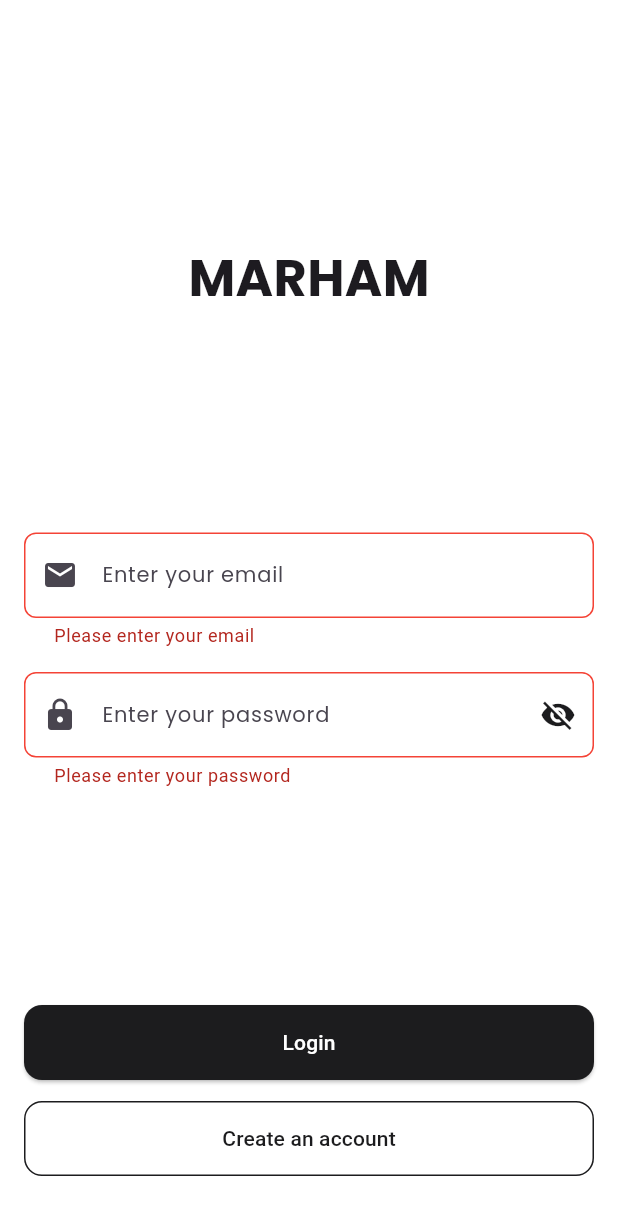
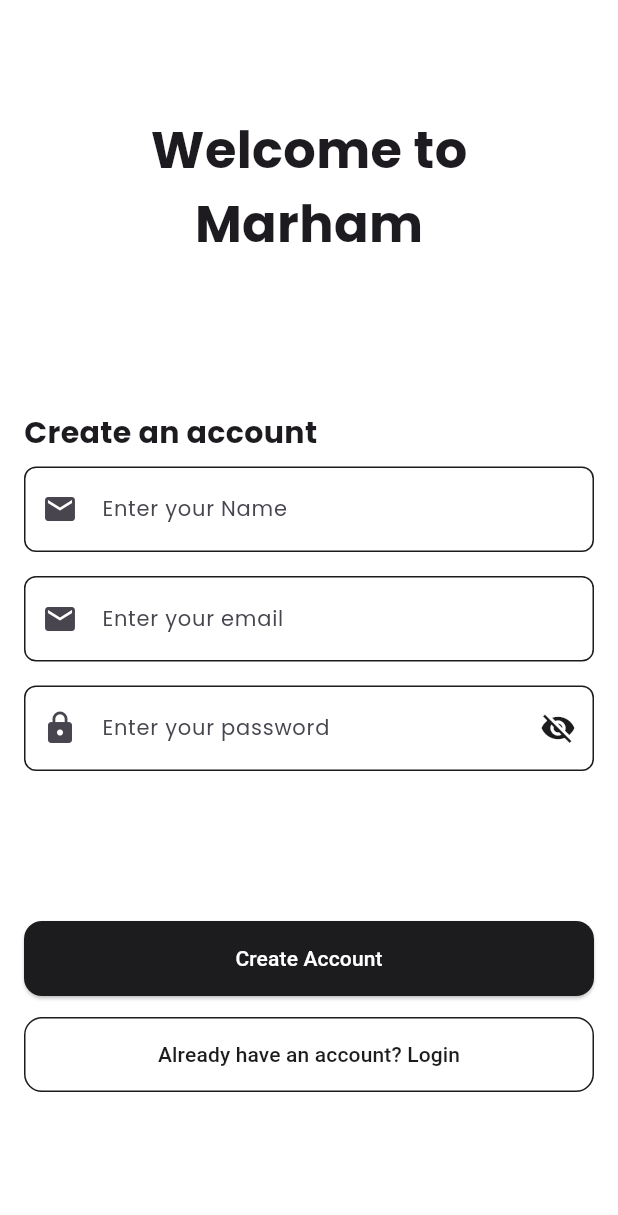
Before and after one commit to Faizan-Afzal2/marham_softec_frontend, a Flutter app: the screen it shows after launch, after a tap on "Login", after a tap on "Create an account", on a phone screen of 412 x 824 dp. Shown: the top 1215 px of the screen. Run offline on Flutter 3.47's test engine with Material 3 defaults, Android fonts, the phone set to English and light mode, and no system bars; our stand-ins replace go_router, google_fonts, shared_preferences; network calls fail.

Commit message:
AuthFlow: SignupScreen

```diff
--- a/lib/core/routing/router.dart
+++ b/lib/core/routing/router.dart
@@ -4,12 +4,24 @@
 import 'package:marham_softec/features/Auth/model/view/signup_screen.dart';
 import 'package:marham_softec/features/home/view/home_screen.dart';
 
+final GlobalKey<NavigatorState> navigatorKey = GlobalKey<NavigatorState>();
+
 final router = GoRouter(
   navigatorKey: navigatorKey,
   initialLocation: '/',
+  // redirect: (context, state) {
+  //   final isLoggedIn = LocalStorageService.instance.isLoggedIn();
+
+  //   if (isLoggedIn && state.fullPath == '/') {
+  //     return '/home'; // If logged in and trying to access login, go to home
+  //   } else if (!isLoggedIn && state.fullPath == '/home') {
+  //     return '/'; // If not logged in but trying to go home, force login
+  //   }
+  //   return null; // No redirect needed
+  // },
   routes: [
     GoRoute(
-      path: 'HomeScreen',
+      path: '/home',
       builder: (context, state) => const HomeScreen(),
     ),
     GoRoute(
@@ -17,10 +29,20 @@
       builder: (context, state) => const LoginScreen(),
     ),
     GoRoute(
-      path: 'SignUpScreen',
+      path: '/signup',
       builder: (context, state) => const SignUpScreen(),
     ),
   ],
 );
 
-final GlobalKey<NavigatorState> navigatorKey = GlobalKey<NavigatorState>();
+// final GlobalKey<NavigatorState> navigatorKey = GlobalKey<NavigatorState>();
+
+// class LocalStorageService {
+//   static final instance = LocalStorageService._();
+//   LocalStorageService._();
+
+//   bool isLoggedIn() {
+//     final token = prefs.getString('userToken');
+//     return token != null && token.isNotEmpty;
+//   }
+// }
--- a/lib/features/Auth/model/view/login_Screen.dart
+++ b/lib/features/Auth/model/view/login_Screen.dart
@@ -1,4 +1,5 @@
 import 'package:flutter/material.dart';
+import 'package:go_router/go_router.dart';
 import 'package:marham_softec/core/theme/app_colors.dart';
 import 'package:marham_softec/core/theme/app_fonts.dart';
 import 'package:marham_softec/core/widgets/app_textfeild.dart';
@@ -104,7 +105,9 @@
                 ),
                 SizedBox(height: 14),
                 BorderButton(
-                  onPressed: _login,
+                  onPressed: () {
+                    context.push('/signup');
+                  },
                   text: 'Create an account',
                 ),
                 SizedBox(height: 24),
--- a/lib/features/Auth/model/view/signup_screen.dart
+++ b/lib/features/Auth/model/view/signup_screen.dart
@@ -1,4 +1,10 @@
 import 'package:flutter/material.dart';
+import 'package:go_router/go_router.dart';
+import 'package:marham_softec/core/theme/app_colors.dart';
+import 'package:marham_softec/core/theme/app_fonts.dart';
+import 'package:marham_softec/core/widgets/app_textfeild.dart';
+import 'package:marham_softec/core/widgets/border_button.dart';
+import 'package:marham_softec/core/widgets/primary_button.dart';
 
 class SignUpScreen extends StatefulWidget {
   const SignUpScreen({super.key});
@@ -8,8 +14,133 @@
 }
 
 class _SignUpScreenState extends State<SignUpScreen> {
+  final _formKey = GlobalKey<FormState>();
+  final TextEditingController _emailController = TextEditingController();
+  final TextEditingController _passwordController = TextEditingController();
+  final TextEditingController _userName = TextEditingController();
+
+  bool _obscurePassword = true; // For password eye toggle
+
+  @override
+  void dispose() {
+    _emailController.dispose();
+    _passwordController.dispose();
+    super.dispose();
+  }
+
+  void _login() {
+    if (_formKey.currentState?.validate() ?? false) {
+      final email = _emailController.text.trim();
+      final password = _passwordController.text;
+
+      // TODO: Call your login API here with email and password
+      print('Email: $email, Password: $password');
+    }
+  }
+
   @override
   Widget build(BuildContext context) {
-    return const Placeholder();
+    return Scaffold(
+      body: SafeArea(
+        child: SingleChildScrollView(
+          child: ConstrainedBox(
+            constraints: BoxConstraints(
+              minHeight: MediaQuery.of(context).size.height,
+            ),
+            child: Padding(
+              padding: const EdgeInsets.all(16.0),
+              child: Form(
+                key: _formKey,
+                child: Column(
+                  crossAxisAlignment: CrossAxisAlignment.start,
+                  children: [
+                    SizedBox(height: 60),
+                    Center(child: Text("Welcome to", style: AppFonts.title)),
+                    Center(child: Text("Marham", style: AppFonts.title)),
+                    SizedBox(height: 100),
+                    Text("Create an account", style: AppFonts.heading),
+                    SizedBox(height: 8),
+                    AppTextField(
+                      controller: _emailController,
+                      hintText: 'Enter your Name',
+                      prefixIcon: Icons.email,
+                      keyboardType: TextInputType.emailAddress,
+                      validator: (value) {
+                        if (value == null || value.isEmpty) {
+                          return 'Please enter your email';
+                        }
+                        if (!RegExp(r'\S+@\S+\.\S+').hasMatch(value)) {
+                          return 'Please enter a valid email';
+                        }
+                        return null;
+                      },
+                    ),
+                    const SizedBox(height: 16),
+                    AppTextField(
+                      controller: _emailController,
+                      hintText: 'Enter your email',
+                      prefixIcon: Icons.email,
+                      keyboardType: TextInputType.emailAddress,
+                      validator: (value) {
+                        if (value == null || value.isEmpty) {
+                          return 'Please enter your email';
+                        }
+                        if (!RegExp(r'\S+@\S+\.\S+').hasMatch(value)) {
+                          return 'Please enter a valid email';
+                        }
+                        return null;
+                      },
+                    ),
+                    const SizedBox(height: 16),
+                    AppTextField(
+                      controller: _passwordController,
+                      hintText: 'Enter your password',
+                      prefixIcon: Icons.lock,
+                      obscureText: _obscurePassword,
+                      validator: (value) {
+                        if (value == null || value.isEmpty) {
+                          return 'Please enter your password';
+                        }
+                        if (value.length < 6) {
+                          return 'Password must be at least 6 characters';
+                        }
+                        return null;
+                      },
+                      suffixIcon: IconButton(
+                        icon: Icon(
+                          _obscurePassword
+                              ? Icons.visibility_off
+                              : Icons.visibility,
+                          color: AppColors.backgroundDark,
+                        ),
+                        onPressed: () {
+                          setState(() {
+                            _obscurePassword = !_obscurePassword;
+                          });
+                        },
+                      ),
+                      textInputAction: TextInputAction.done,
+                    ),
+                    SizedBox(height: 100),
+                    PrimaryButton(
+                      onPressed: _login,
+                      text: 'Create Account',
+                    ),
+                    SizedBox(height: 14),
+                    BorderButton(
+                      onPressed: () {
+                        context.pop(); // or context.pop();
+                      },
+                      text: 'Already have an account? Login',
+                    ),
+                    SizedBox(height: 24),
+                  ],
+                ),
+              ),
+            ),
+          ),
+        ),
+      ),
+    );
   }
 }
```
